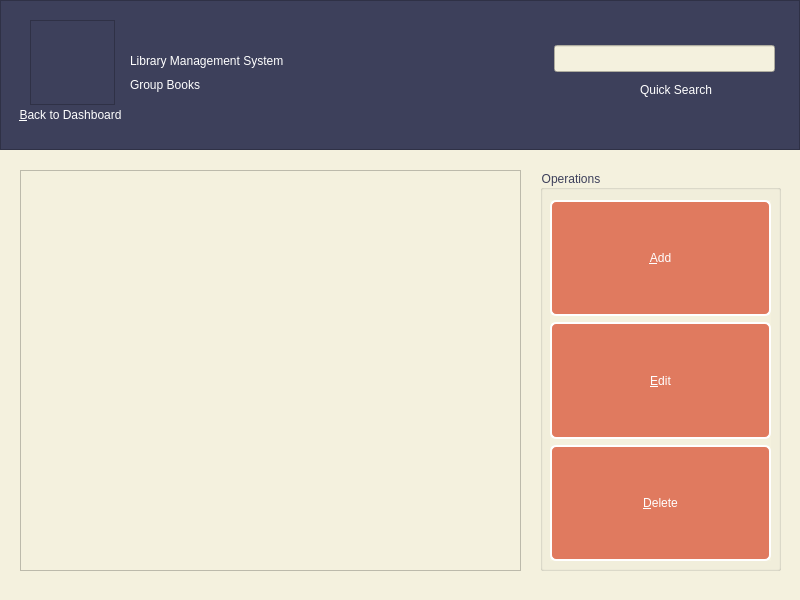
Old version of the form groupbooks.ui in the repository kianmajl/Library.
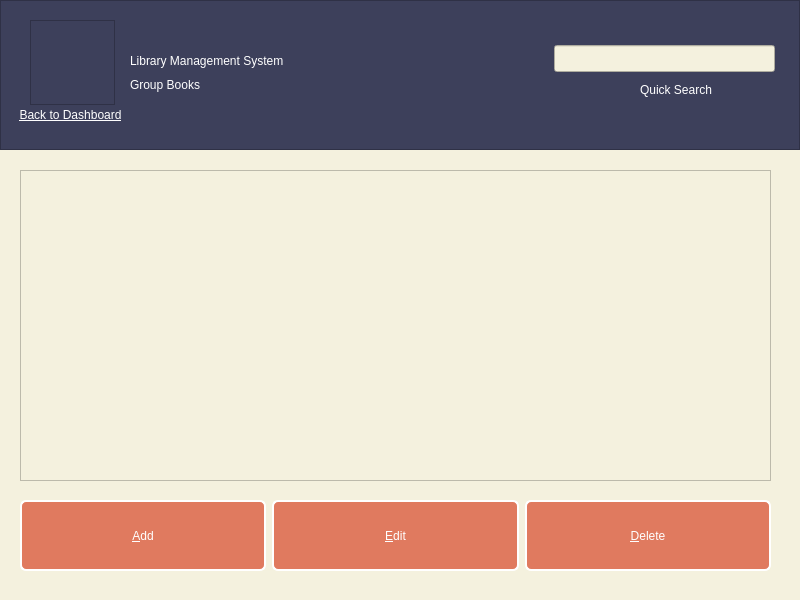
New version of the form. Icons and pictures are not drawn.

What changed in the file:
```diff
--- a/groupbooks.ui
+++ b/groupbooks.ui
@@ -132,8 +132,9 @@
      </rect>
     </property>
     <property name="styleSheet">
-     <string notr="true">font: 25 7pt &quot;IRANYekan Light&quot;;
-border: 0px</string>
+     <string notr="true">border: 0px;
+text-decoration: underline;
+font: 25 7pt &quot;IRANYekan Light&quot;;</string>
     </property>
     <property name="text">
      <string>&amp;Back to Dashboard</string>
@@ -143,70 +144,6 @@
     </property>
    </widget>
   </widget>
-  <widget class="QGroupBox" name="groupBox">
-   <property name="geometry">
-    <rect>
-     <x>540</x>
-     <y>170</y>
-     <width>241</width>
-     <height>401</height>
-    </rect>
-   </property>
-   <property name="title">
-    <string>Operations</string>
-   </property>
-   <widget class="QWidget" name="gridLayoutWidget">
-    <property name="geometry">
-     <rect>
-      <x>10</x>
-      <y>30</y>
-      <width>221</width>
-      <height>361</height>
-     </rect>
-    </property>
-    <layout class="QGridLayout" name="gridLayout">
-     <item row="1" column="0">
-      <widget class="QPushButton" name="pushButton_edit">
-       <property name="sizePolicy">
-        <sizepolicy hsizetype="Expanding" vsizetype="Expanding">
-         <horstretch>0</horstretch>
-         <verstretch>0</verstretch>
-        </sizepolicy>
-       </property>
-       <property name="text">
-        <string>&amp;Edit</string>
-       </property>
-      </widget>
-     </item>
-     <item row="0" column="0">
-      <widget class="QPushButton" name="pushButton_add">
-       <property name="sizePolicy">
-        <sizepolicy hsizetype="Expanding" vsizetype="Expanding">
-         <horstretch>0</horstretch>
-         <verstretch>0</verstretch>
-        </sizepolicy>
-       </property>
-       <property name="text">
-        <string>&amp;Add</string>
-       </property>
-      </widget>
-     </item>
-     <item row="2" column="0">
-      <widget class="QPushButton" name="pushButton_delete">
-       <property name="sizePolicy">
-        <sizepolicy hsizetype="Expanding" vsizetype="Expanding">
-         <horstretch>0</horstretch>
-         <verstretch>0</verstretch>
-        </sizepolicy>
-       </property>
-       <property name="text">
-        <string>&amp;Delete</string>
-       </property>
-      </widget>
-     </item>
-    </layout>
-   </widget>
-  </widget>
   <widget class="QLineEdit" name="lineEdit">
    <property name="geometry">
     <rect>
@@ -225,8 +162,8 @@
     <rect>
      <x>20</x>
      <y>170</y>
-     <width>501</width>
-     <height>401</height>
+     <width>751</width>
+     <height>311</height>
     </rect>
    </property>
    <property name="styleSheet">
@@ -236,6 +173,57 @@
     <bool>true</bool>
    </property>
   </widget>
+  <widget class="QWidget" name="gridLayoutWidget">
+   <property name="geometry">
+    <rect>
+     <x>20</x>
+     <y>500</y>
+     <width>751</width>
+     <height>71</height>
+    </rect>
+   </property>
+   <layout class="QGridLayout" name="gridLayout">
+    <item row="0" column="0">
+     <widget class="QPushButton" name="pushButton_add">
+      <property name="sizePolicy">
+       <sizepolicy hsizetype="Expanding" vsizetype="Expanding">
+        <horstretch>0</horstretch>
+        <verstretch>0</verstretch>
+       </sizepolicy>
+      </property>
+      <property name="text">
+       <string>&amp;Add</string>
+      </property>
+     </widget>
+    </item>
+    <item row="0" column="1">
+     <widget class="QPushButton" name="pushButton_edit">
+      <property name="sizePolicy">
+       <sizepolicy hsizetype="Expanding" vsizetype="Expanding">
+        <horstretch>0</horstretch>
+        <verstretch>0</verstretch>
+       </sizepolicy>
+      </property>
+      <property name="text">
+       <string>&amp;Edit</string>
+      </property>
+     </widget>
+    </item>
+    <item row="0" column="2">
+     <widget class="QPushButton" name="pushButton_delete">
+      <property name="sizePolicy">
+       <sizepolicy hsizetype="Expanding" vsizetype="Expanding">
+        <horstretch>0</horstretch>
+        <verstretch>0</verstretch>
+       </sizepolicy>
+      </property>
+      <property name="text">
+       <string>&amp;Delete</string>
+      </property>
+     </widget>
+    </item>
+   </layout>
+  </widget>
  </widget>
  <resources>
   <include location="res.qrc"/>
```
Left out of the diff: 2 changed lines with no effect on the pictures.
